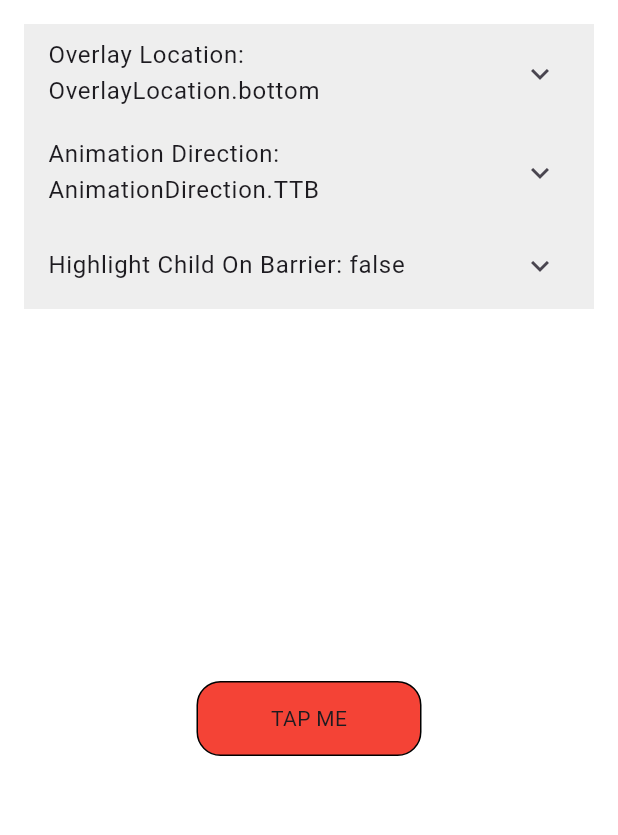
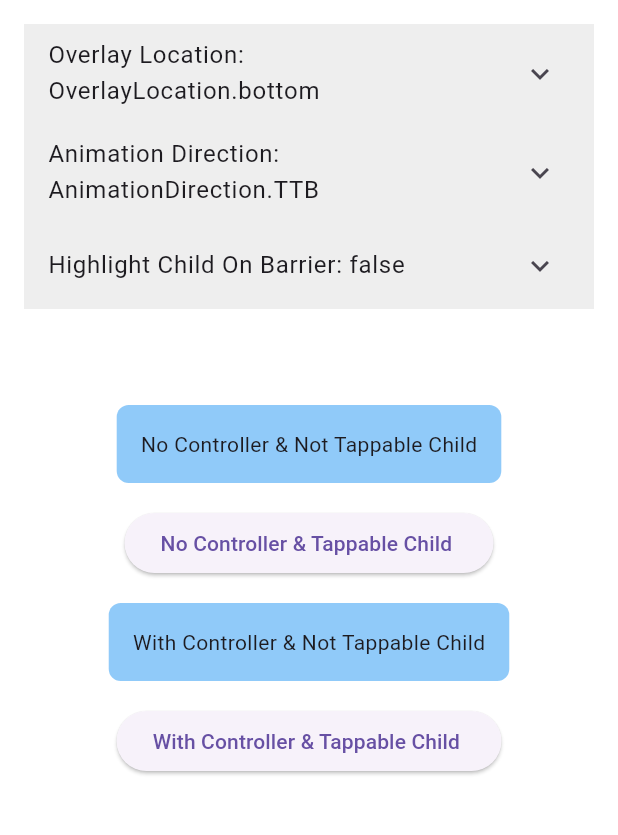
Before and after one commit to metekaganmusaak/overlay_popup_dialog, a Flutter app: the screen it shows after launch, on a phone screen of 412 x 824 dp, the part 84-919 px from its top. Run offline on Flutter 3.47's test engine with Material 3 defaults, Android fonts, the phone set to English and light mode, and no system bars.

Commit message:
latest updates

```diff
--- a/example/lib/main.dart
+++ b/example/lib/main.dart
@@ -32,16 +32,19 @@ class HomePage extends StatefulWidget {
 
 class _HomePageState extends State<HomePage> {
   late final OverlayPopupDialogController _overlayController;
+  late final OverlayPopupDialogController _overlayController2;
 
   @override
   void initState() {
     super.initState();
     _overlayController = OverlayPopupDialogController();
+    _overlayController2 = OverlayPopupDialogController();
   }
 
   @override
   void dispose() {
     _overlayController.dispose();
+    _overlayController2.dispose();
     super.dispose();
   }
 
@@ -70,7 +73,7 @@ class _HomePageState extends State<HomePage> {
       appBar: AppBar(
         title: const Text('OverlayPopupDialog Playground'),
       ),
-      body: Padding(
+      body: SingleChildScrollView(
         padding: const EdgeInsets.all(16),
         child: Column(
           mainAxisAlignment: MainAxisAlignment.start,
@@ -82,6 +85,7 @@ class _HomePageState extends State<HomePage> {
                 for (final location in locations)
                   RadioListTile(
                     value: location,
+                    dense: true,
                     groupValue: selectedLocation,
                     title: Text(location.toString()),
                     onChanged: (v) {
@@ -116,6 +120,7 @@ class _HomePageState extends State<HomePage> {
               children: [
                 for (final direction in directions)
                   RadioListTile(
+                    dense: true,
                     value: direction,
                     groupValue: selectedDirection,
                     title: Text(direction.toString()),
@@ -133,6 +138,7 @@ class _HomePageState extends State<HomePage> {
               children: [
                 SwitchListTile(
                   value: highlightChildOnBarrier,
+                  dense: true,
                   onChanged: (v) {
                     setState(() => highlightChildOnBarrier = v);
                   },
@@ -142,11 +148,14 @@ class _HomePageState extends State<HomePage> {
                 ),
               ],
             ),
-            const Spacer(),
+
+            const SizedBox(height: 64),
+            // No Controller & Not Tappable Child
             Align(
               alignment: Alignment.center,
               child: OverlayPopupDialog(
                 overlayLocation: selectedLocation,
+                leftGap: 0,
                 animationDirection: selectedDirection,
                 highlightChildOnBarrier: highlightChildOnBarrier,
                 dialogChild: Container(
@@ -168,20 +177,130 @@ class _HomePageState extends State<HomePage> {
                   ),
                 ),
                 child: Container(
-                  height: 50,
-                  width: 150,
-                  alignment: Alignment.center,
+                  padding: const EdgeInsets.all(16),
                   decoration: BoxDecoration(
-                    color: Colors.red,
-                    borderRadius: BorderRadius.circular(16),
-                    border: Border.all(color: Colors.black, width: 1),
+                    color: Colors.blue[200],
+                    borderRadius: BorderRadius.circular(8),
                   ),
-                  padding: const EdgeInsets.all(4),
-                  child: const Text('TAP ME'),
+                  child: const Text('No Controller & Not Tappable Child'),
                 ),
               ),
             ),
-            const Spacer(),
+            const SizedBox(height: 16),
+            // No Controller & Tappable Child
+            Align(
+              alignment: Alignment.center,
+              child: OverlayPopupDialog(
+                overlayLocation: selectedLocation,
+                leftGap: 0,
+                animationDirection: selectedDirection,
+                highlightChildOnBarrier: highlightChildOnBarrier,
+                dialogChild: Container(
+                  height: kToolbarHeight,
+                  width: MediaQuery.of(context).size.width,
+                  color: Colors.blue[100],
+                  child: Row(
+                    children: [
+                      Expanded(
+                        child: ListView.builder(
+                          itemCount: 100,
+                          itemBuilder: (BuildContext context, int index) {
+                            return Text('Item $index');
+                          },
+                          scrollDirection: Axis.horizontal,
+                        ),
+                      ),
+                    ],
+                  ),
+                ),
+                child: ElevatedButton(
+                  onPressed: () {
+                    print('Worked...');
+                  },
+                  child: const Text('No Controller & Tappable Child '),
+                ),
+              ),
+            ),
+            const SizedBox(height: 16),
+            // With Controller & Not Tappable Child
+            Align(
+              alignment: Alignment.center,
+              child: OverlayPopupDialog(
+                controller: _overlayController,
+                overlayLocation: selectedLocation,
+                leftGap: 0,
+                animationDirection: selectedDirection,
+                highlightChildOnBarrier: highlightChildOnBarrier,
+                dialogChild: Container(
+                  height: kToolbarHeight,
+                  width: MediaQuery.of(context).size.width,
+                  color: Colors.blue[100],
+                  child: Row(
+                    children: [
+                      Expanded(
+                        child: ListView.builder(
+                          itemCount: 100,
+                          itemBuilder: (BuildContext context, int index) {
+                            return Text('Item $index');
+                          },
+                          scrollDirection: Axis.horizontal,
+                        ),
+                      ),
+                    ],
+                  ),
+                ),
+                child: InkWell(
+                  onTap: () {
+                    _overlayController.show();
+                  },
+                  child: Container(
+                    padding: const EdgeInsets.all(16),
+                    decoration: BoxDecoration(
+                      color: Colors.blue[200],
+                      borderRadius: BorderRadius.circular(8),
+                    ),
+                    child: const Text('With Controller & Not Tappable Child'),
+                  ),
+                ),
+              ),
+            ),
+            const SizedBox(height: 16),
+            // With Controller & Tappable Child
+            Align(
+              alignment: Alignment.center,
+              child: OverlayPopupDialog(
+                controller: _overlayController2,
+                overlayLocation: selectedLocation,
+                leftGap: 0,
+                animationDirection: selectedDirection,
+                highlightChildOnBarrier: highlightChildOnBarrier,
+                dialogChild: Container(
+                  height: kToolbarHeight,
+                  width: MediaQuery.of(context).size.width,
+                  color: Colors.blue[100],
+                  child: Row(
+                    children: [
+                      Expanded(
+                        child: ListView.builder(
+                          itemCount: 100,
+                          itemBuilder: (BuildContext context, int index) {
+                            return Text('Item $index');
+                          },
+                          scrollDirection: Axis.horizontal,
+                        ),
+                      ),
+                    ],
+                  ),
+                ),
+                child: ElevatedButton(
+                  onPressed: () {
+                    _overlayController2.show();
+                  },
+                  child: const Text('With Controller & Tappable Child '),
+                ),
+              ),
+            ),
+            const SizedBox(height: 64),
           ],
         ),
       ),
--- a/lib/src/overlay_popup_dialog.dart
+++ b/lib/src/overlay_popup_dialog.dart
@@ -17,6 +17,14 @@ enum AnimationDirection {
   RTL,
   TTB,
   BTT;
+}
+
+class OverlayPopupDialogException implements Exception {
+  final String message;
+  OverlayPopupDialogException(this.message);
+
+  @override
+  String toString() => "OverlayPopupDialogException: $message";
 }
 
 ///
@@ -45,133 +53,102 @@ enum AnimationDirection {
 class OverlayPopupDialogController {
   VoidCallback? _showCallback;
   VoidCallback? _hideCallback;
-
-  // Prevents the controller from being assigned to multiple OverlayPopupDialog widgets.
   bool _isBound = false;
 
-  void _bind() {
+  // Widget'a attach edildiğinde çağrılacak
+  void attach() {
     if (_isBound) {
-      throw Exception(
-        'This OverlayPopupDialogController is already assigned to a OverlayPopupDialog widget. Please create a new instance for each OverlayPopupDialog widget.',
+      throw OverlayPopupDialogException(
+        'This OverlayPopupDialogController is already assigned to an OverlayPopupDialog widget. Please create a new instance for each OverlayPopupDialog widget.',
       );
     }
     _isBound = true;
   }
 
-  void _unbind() {
+  void detach() {
     _isBound = false;
+    _showCallback = null;
+    _hideCallback = null;
   }
 
-  ///
-  /// Shows the OverlayPopupDialog widget.
-  ///
-  void show() {
+  bool show() {
+    if (!_isBound) {
+      throw OverlayPopupDialogException(
+        'This OverlayPopupDialogController is not assigned to a OverlayPopupDialog widget.',
+      );
+    }
+
     if (_showCallback != null) {
       _showCallback!();
+      return true;
     }
+
+    throw OverlayPopupDialogException('No show callback is available.');
   }
 
-  ///
-  /// Closes the OverlayPopupDialog widget.
-  ///
   void close() {
+    if (!_isBound) {
+      throw OverlayPopupDialogException(
+        'This OverlayPopupDialogController is not assigned to a OverlayPopupDialog widget.',
+      );
+    }
+
     if (_hideCallback != null) {
       _hideCallback!();
+      return;
     }
+
+    throw OverlayPopupDialogException(
+      'No hide callback has been bound to this OverlayPopupDialogController.',
+    );
   }
 
   void _bindCallbacks({
     required VoidCallback showCallback,
     required VoidCallback hideCallback,
   }) {
-    _bind();
     _showCallback = showCallback;
     _hideCallback = hideCallback;
   }
 
   void dispose() {
-    _showCallback = null;
-    _hideCallback = null;
-    _unbind();
+    detach();
   }
 }
 
 class OverlayPopupDialog extends StatefulWidget {
-  factory OverlayPopupDialog({
-    Key? key,
-    required Widget child,
-    required Widget dialogChild,
-    OverlayLocation overlayLocation = OverlayLocation.bottom,
-    AnimationDirection animationDirection = AnimationDirection.TTB,
-    bool barrierDismissible = true,
-    OverlayPopupDialogController? controller,
-    bool highlightChildOnBarrier = false,
-    double leftGap = 0,
-    double rightGap = 0,
-    double topGap = 0,
-    double bottomGap = 0,
-  }) {
-    // Vertical overlay locations (top/bottom)
-    if (overlayLocation == OverlayLocation.top ||
-        overlayLocation == OverlayLocation.bottom ||
-        overlayLocation == OverlayLocation.on) {
-      if (animationDirection != AnimationDirection.TTB &&
-          animationDirection != AnimationDirection.BTT) {
-        throw ArgumentError(
-            'For top/bottom overlay locations, animation direction must be TTB or BTT. '
-            'Current values: overlayLocation: $overlayLocation, animationDirection: $animationDirection');
-      }
-    }
-
-    // Horizontal overlay locations (left/right)
-    if (overlayLocation == OverlayLocation.left ||
-        overlayLocation == OverlayLocation.right) {
-      if (animationDirection != AnimationDirection.LTR &&
-          animationDirection != AnimationDirection.RTL) {
-        throw ArgumentError(
-            'For left/right overlay locations, animation direction must be LTR or RTL. '
-            'Current values: overlayLocation: $overlayLocation, animationDirection: $animationDirection');
-      }
-    }
-
-    if (controller != null) {
-      controller._bind();
-    }
-
-    if (leftGap < 0 || rightGap < 0 || topGap < 0 || bottomGap < 0) {
-      throw ArgumentError('Gaps must be at least 0.');
-    }
-
-    return OverlayPopupDialog._internal(
-      key: key,
-      dialogChild: dialogChild,
-      overlayLocation: overlayLocation,
-      animationDirection: animationDirection,
-      barrierDismissible: barrierDismissible,
-      controller: controller,
-      highlightChildOnBarrier: highlightChildOnBarrier,
-      leftGap: leftGap,
-      rightGap: rightGap,
-      topGap: topGap,
-      bottomGap: bottomGap,
-      child: child,
-    );
-  }
-
-  const OverlayPopupDialog._internal({
+  const OverlayPopupDialog({
     super.key,
     required this.child,
     required this.dialogChild,
-    required this.overlayLocation,
-    required this.animationDirection,
-    required this.barrierDismissible,
+    this.overlayLocation = OverlayLocation.bottom,
+    this.animationDirection = AnimationDirection.TTB,
+    this.barrierDismissible = true,
     this.controller,
-    required this.highlightChildOnBarrier,
+    this.highlightChildOnBarrier = false,
     this.leftGap = 0,
     this.rightGap = 0,
     this.topGap = 0,
     this.bottomGap = 0,
-  });
+  })  : assert(
+            overlayLocation == OverlayLocation.top ||
+                    overlayLocation == OverlayLocation.bottom ||
+                    overlayLocation == OverlayLocation.on
+                ? (animationDirection == AnimationDirection.TTB ||
+                    animationDirection == AnimationDirection.BTT)
+                : true,
+            'For top/bottom overlay locations, animation direction must be TTB or BTT.'),
+        assert(
+            overlayLocation == OverlayLocation.left ||
+                    overlayLocation == OverlayLocation.right
+                ? (animationDirection == AnimationDirection.LTR ||
+                    animationDirection == AnimationDirection.RTL)
+                : true,
+            'For left/right overlay locations, animation direction must be LTR or RTL.'),
+        assert(leftGap >= 0, 'Left gap must be at least 0.'),
+        assert(rightGap >= 0, 'Right gap must be at least 0.'),
+        assert(topGap >= 0, 'Top gap must be at least 0.'),
+        assert(bottomGap >= 0, 'Bottom gap must be at least 0.');
 
   ///
   /// The widget that will be wrapped by the OverlayPopupDialog. It can be
@@ -195,6 +172,15 @@ class OverlayPopupDialog extends StatefulWidget {
   final OverlayLocation overlayLocation;
 
   ///
+  /// The direction of the animation when the dialog is displayed.
+  /// The default value is [AnimationDirection.TTB].
+  ///
+  /// For vertical overlay locations (top/bottom), the animation direction must be TTB or BTT.
+  /// For horizontal overlay locations (left/right), the animation direction must be LTR or RTL.
+  ///
+  final AnimationDirection animationDirection;
+
+  ///
   /// A boolean value that determines whether the dialog can be
   /// closed by tapping on the overlay. The default value is [true].
   ///
@@ -214,20 +200,12 @@ class OverlayPopupDialog extends StatefulWidget {
   final bool highlightChildOnBarrier;
 
   ///
-  /// The direction of the animation when the dialog is displayed.
-  /// The default value is [AnimationDirection.TTB].
-  ///
-  /// For vertical overlay locations (top/bottom), the animation direction must be TTB or BTT.
-  /// For horizontal overlay locations (left/right), the animation direction must be LTR or RTL.
-  ///
-  final AnimationDirection animationDirection;
-
-  ///
   /// The gap between the dialog and the left side of the tapped widget, child.
   /// Default value is [0.0].
   ///
   /// If you want to see changes, you need to set OverlayLocation property to
   /// [OverlayLocation.left].
+  ///
   final double leftGap;
 
   ///
@@ -235,6 +213,7 @@ class OverlayPopupDialog extends StatefulWidget {
   /// Default value is [0.0].
   /// If you want to see changes, you need to set OverlayLocation property to
   /// [OverlayLocation.right].
+  ///
   final double rightGap;
 
   ///
@@ -242,6 +221,7 @@ class OverlayPopupDialog extends StatefulWidget {
   /// Default value is [0.0].
   /// If you want to see changes, you need to set OverlayLocation property to
   /// [OverlayLocation.top].
+  ///
   final double topGap;
 
   ///
@@ -249,6 +229,7 @@ class OverlayPopupDialog extends StatefulWidget {
   /// Default value is [0.0].
   /// If you want to see changes, you need to set OverlayLocation property to
   /// [OverlayLocation.bottom].
+  ///
   final double bottomGap;
 
   @override
@@ -269,8 +250,8 @@ class _OverlayPopupDialogState extends State<OverlayPopupDialog>
   void initState() {
     super.initState();
 
+    _bindController();
     _initializeAnimations();
-    _bindController();
   }
 
   void _initializeAnimations() {
@@ -291,6 +272,7 @@ class _OverlayPopupDialogState extends State<OverlayPopupDialog>
   }
 
   void _bindController() {
+    widget.controller?.attach();
     widget.controller?._bindCallbacks(
       showCallback: () => _showOverlay(context),
       hideCallback: _removeOverlay,
@@ -318,7 +300,7 @@ class _OverlayPopupDialogState extends State<OverlayPopupDialog>
   void dispose() {
     _animationController.dispose();
     _overlayEntry?.remove();
-    widget.controller?._unbind();
+    widget.controller?.detach();
     widget.controller?.dispose();
     super.dispose();
   }
@@ -435,10 +417,14 @@ class _OverlayPopupDialogState extends State<OverlayPopupDialog>
       left: childPosition.dx,
       child: GestureDetector(
         onTap: widget.barrierDismissible ? _removeOverlay : null,
-        child: SizedBox(
-          width: childSize.width,
-          height: childSize.height,
-          child: widget.child,
+        // AbsorbPointer is necessary to prevent the child widget from
+        // receiving touch events when the barrier is tapped.
+        child: AbsorbPointer(
+          child: SizedBox(
+            width: childSize.width,
+            height: childSize.height,
+            child: widget.child,
+          ),
         ),
       ),
     );
@@ -455,10 +441,16 @@ class _OverlayPopupDialogState extends State<OverlayPopupDialog>
   Widget build(BuildContext context) {
     return CompositedTransformTarget(
       link: _layerLink,
-      child: GestureDetector(
+      child: Listener(
         key: _childKey,
-        onTap: () {
-          _showOverlay(context);
+        behavior: HitTestBehavior.deferToChild,
+        onPointerDown: (_) {
+          // Check if the controller is exists.
+          if (widget.controller == null) {
+            print('No controller attached. Call _showOverlay() method.');
+            _showOverlay(context);
+            return;
+          }
         },
         child: widget.child,
       ),
```
Also changed, not shown: 2 other files.
